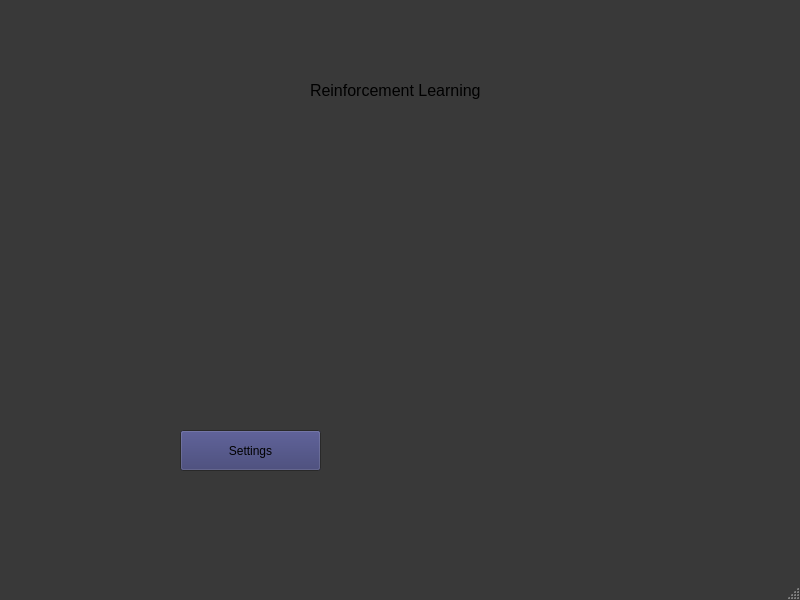
Before: the Qt Designer form simulation/gui/config.ui in matrochanowski/elevator-project, drawn with Qt 5.
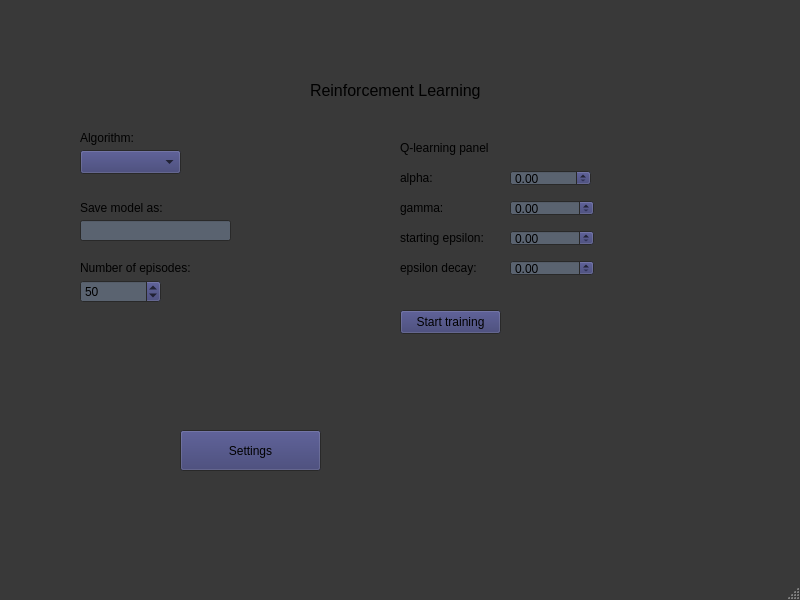
After: the same form once the commit is applied. The open tabs and pages were chosen to show the change.

What changed in the file:
```diff
--- a/simulation/gui/config.ui
+++ b/simulation/gui/config.ui
@@ -1310,6 +1310,218 @@
        <string>Settings</string>
       </property>
      </widget>
+     <widget class="QLabel" name="label_42">
+      <property name="geometry">
+       <rect>
+        <x>40</x>
+        <y>100</y>
+        <width>61</width>
+        <height>16</height>
+       </rect>
+      </property>
+      <property name="text">
+       <string>Algorithm:</string>
+      </property>
+     </widget>
+     <widget class="QComboBox" name="RlAlgorithmComboBox">
+      <property name="geometry">
+       <rect>
+        <x>40</x>
+        <y>120</y>
+        <width>101</width>
+        <height>24</height>
+       </rect>
+      </property>
+     </widget>
+     <widget class="QLineEdit" name="saveModelAsLineEdit">
+      <property name="geometry">
+       <rect>
+        <x>40</x>
+        <y>190</y>
+        <width>151</width>
+        <height>21</height>
+       </rect>
+      </property>
+     </widget>
+     <widget class="QLabel" name="label_43">
+      <property name="geometry">
+       <rect>
+        <x>40</x>
+        <y>170</y>
+        <width>91</width>
+        <height>16</height>
+       </rect>
+      </property>
+      <property name="text">
+       <string>Save model as:</string>
+      </property>
+     </widget>
+     <widget class="QLabel" name="label_44">
+      <property name="geometry">
+       <rect>
+        <x>40</x>
+        <y>230</y>
+        <width>111</width>
+        <height>16</height>
+       </rect>
+      </property>
+      <property name="text">
+       <string>Number of episodes:</string>
+      </property>
+     </widget>
+     <widget class="QSpinBox" name="numberOfEpisodesSpinBox">
+      <property name="geometry">
+       <rect>
+        <x>40</x>
+        <y>250</y>
+        <width>81</width>
+        <height>23</height>
+       </rect>
+      </property>
+      <property name="minimum">
+       <number>1</number>
+      </property>
+      <property name="maximum">
+       <number>20000</number>
+      </property>
+      <property name="singleStep">
+       <number>10</number>
+      </property>
+      <property name="value">
+       <number>50</number>
+      </property>
+     </widget>
+     <widget class="QStackedWidget" name="stackedWidget_2">
+      <property name="geometry">
+       <rect>
+        <x>350</x>
+        <y>100</y>
+        <width>291</width>
+        <height>261</height>
+       </rect>
+      </property>
+      <widget class="QWidget" name="page_7">
+       <widget class="QLabel" name="label_45">
+        <property name="geometry">
+         <rect>
+          <x>10</x>
+          <y>10</y>
+          <width>101</width>
+          <height>16</height>
+         </rect>
+        </property>
+        <property name="text">
+         <string>Q-learning panel</string>
+        </property>
+       </widget>
+       <widget class="QLabel" name="label_46">
+        <property name="geometry">
+         <rect>
+          <x>10</x>
+          <y>40</y>
+          <width>49</width>
+          <height>16</height>
+         </rect>
+        </property>
+        <property name="text">
+         <string>alpha:</string>
+        </property>
+       </widget>
+       <widget class="QLabel" name="label_47">
+        <property name="geometry">
+         <rect>
+          <x>10</x>
+          <y>70</y>
+          <width>49</width>
+          <height>16</height>
+         </rect>
+        </property>
+        <property name="text">
+         <string>gamma:</string>
+        </property>
+       </widget>
+       <widget class="QLabel" name="label_48">
+        <property name="geometry">
+         <rect>
+          <x>10</x>
+          <y>100</y>
+          <width>91</width>
+          <height>16</height>
+         </rect>
+        </property>
+        <property name="text">
+         <string>starting epsilon:</string>
+        </property>
+       </widget>
+       <widget class="QLabel" name="label_49">
+        <property name="geometry">
+         <rect>
+          <x>10</x>
+          <y>130</y>
+          <width>81</width>
+          <height>16</height>
+         </rect>
+        </property>
+        <property name="text">
+         <string>epsilon decay:</string>
+        </property>
+       </widget>
+       <widget class="QDoubleSpinBox" name="alphaSpinBox">
+        <property name="geometry">
+         <rect>
+          <x>120</x>
+          <y>40</y>
+          <width>81</width>
+          <height>16</height>
+         </rect>
+        </property>
+       </widget>
+       <widget class="QDoubleSpinBox" name="gammaSpinBox">
+        <property name="geometry">
+         <rect>
+          <x>120</x>
+          <y>70</y>
+          <width>84</width>
+          <height>16</height>
+         </rect>
+        </property>
+       </widget>
+       <widget class="QDoubleSpinBox" name="startingEpsilonSpinBox">
+        <property name="geometry">
+         <rect>
+          <x>120</x>
+          <y>100</y>
+          <width>84</width>
+          <height>16</height>
+         </rect>
+        </property>
+       </widget>
+       <widget class="QDoubleSpinBox" name="epsilonDecaySpinBox">
+        <property name="geometry">
+         <rect>
+          <x>120</x>
+          <y>130</y>
+          <width>84</width>
+          <height>16</height>
+         </rect>
+        </property>
+       </widget>
+       <widget class="QPushButton" name="pushButton">
+        <property name="geometry">
+         <rect>
+          <x>10</x>
+          <y>180</y>
+          <width>101</width>
+          <height>24</height>
+         </rect>
+        </property>
+        <property name="text">
+         <string>Start training</string>
+        </property>
+       </widget>
+      </widget>
+      <widget class="QWidget" name="page_8"/>
+     </widget>
     </widget>
     <widget class="QWidget" name="page_5">
      <widget class="QLabel" name="label_26">
```
Left out of the diff: 4 changed lines with no effect on the pictures.
